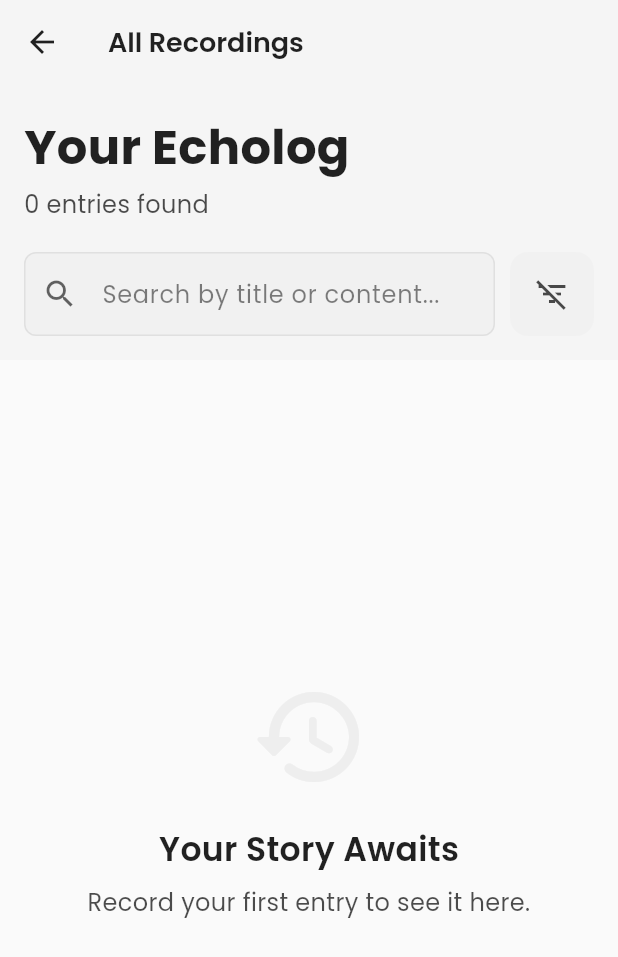
After one commit to AnexDev1/EchoLog, a Flutter app: the screen it shows after launch, after a tap on the "arrow forward ios" icon, on a phone screen of 412 x 824 dp. The commit adds this screen. Shown: the top 957 px of the screen. Run offline on Flutter 3.47's test engine with Material 3 defaults, Android fonts, the phone set to English and light mode, and no system bars; our stand-ins replace file_picker, flutter_colorpicker, flutter_secure_storage, google_fonts, hive, hive_flutter and 3 more; missing offline and left inert: emoji_selector, flutter_sound, home_widget; accounts and stored records are empty.

Commit message:
feat: Add RecordingsListPage and integrate with HomeScreen; update UI components and add delete confirmation dialog

```diff
--- a/lib/home_screen.dart
+++ b/lib/home_screen.dart
@@ -10,6 +10,7 @@ import 'package:echolog/models/filter_state.dart';
 import 'package:echolog/models/recording_entry.dart';
 import 'package:echolog/providers/playback_provider.dart';
 import 'package:echolog/providers/streak_provider.dart';
+import 'package:echolog/recordings_list_page.dart';
 import 'package:echolog/services/password_service.dart';
 import 'package:echolog/services/recording_service.dart';
 import 'package:echolog/settings_screen.dart';
@@ -911,6 +912,8 @@ class _HomeScreenState extends State<HomeScreen> with TickerProviderStateMixin {
     );
     final box = Hive.box<RecordingEntry>(recordingsBoxName);
     await box.put(newEntry.id, newEntry);
+    Provider.of<StreakProvider>(context, listen: false).onNewRecording();
+
     try {
       await updateWidgetWithRecentRecording(recentEntry: newEntry);
     } catch (e) {
@@ -1241,17 +1244,22 @@ class _HomeScreenState extends State<HomeScreen> with TickerProviderStateMixin {
                             _resetGreetingToDynamic();
                           }
                         },
+                        child: SizedBox(
+                          height: 72,
                           child: FadeTransition(
                             opacity: _greetingFadeAnim,
                             child: Center(
                               child: Text(
-                              _currentGreeting ?? _cachedDynamicGreeting ?? '',
+                                _currentGreeting ??
+                                    _cachedDynamicGreeting ??
+                                    '',
                                 // Use the greeting from DynamicGreetingService
                                 textAlign: TextAlign.center,
                                 style: GoogleFonts.poppins(
                                   fontSize: 26,
                                   fontWeight: FontWeight.w600,
                                   color: theme.colorScheme.onBackground,
+                                ),
                               ),
                             ),
                           ),
@@ -1291,7 +1299,7 @@ class _HomeScreenState extends State<HomeScreen> with TickerProviderStateMixin {
                         mainAxisAlignment: MainAxisAlignment.spaceBetween,
                         children: [
                           Text(
-                            'Your Recordings',
+                            'Recent Recordings',
                             style: GoogleFonts.poppins(
                               fontSize: 20,
                               fontWeight: FontWeight.w600,
@@ -1300,29 +1308,52 @@ class _HomeScreenState extends State<HomeScreen> with TickerProviderStateMixin {
                           ),
                           IconButton(
                             icon: Icon(
-                              _currentFilters.isAnyFilterActive
-                                  ? Icons.filter_alt_rounded
-                                  : Icons.filter_alt_off_outlined,
-                              color: _currentFilters.isAnyFilterActive
-                                  ? theme.colorScheme.primary
-                                  : theme.colorScheme.onBackground.withOpacity(
-                                      0.7,
+                              Icons.arrow_forward_ios_rounded,
+                              color: theme.colorScheme.primary,
+                            ),
+                            tooltip: 'View All Recordings',
+                            onPressed: () {
+                              Navigator.of(context).push(
+                                MaterialPageRoute(
+                                  builder: (_) => RecordingsListPage(
+                                    onTranscribe: _transcribeWithLemonFox,
+                                    onShare: _showShareOptionsDialog,
+                                    onMoveToVault: _moveToVault,
+                                    onTogglePlay: _togglePlayRecordingItem,
+                                    onDismissRecording: _handleDismissRecording,
+                                    currentlyPlayingFileId:
+                                        _currentlyPlayingFileId,
+                                    currentPlaybackProgress:
+                                        _currentPlaybackProgress,
+                                    currentTotalDuration: _currentTotalDuration,
+                                    onSeekRequest: _handleSeek,
                                   ),
                                 ),
-                            tooltip: 'Filter Recordings',
-                            onPressed: () =>
-                                _showAdvancedFilterSheet(allDisplayCategories),
+                              );
+                            },
                           ),
                         ],
                       ),
                     ),
                     const SizedBox(height: 5), // Adjusted from 15
                     Expanded(
-                      child: RecordingsListView(
+                      child: ValueListenableBuilder<Box<RecordingEntry>>(
+                        valueListenable: Hive.box<RecordingEntry>(
+                          recordingsBoxName,
+                        ).listenable(),
+                        builder: (context, box, _) {
+                          final allRecordings = box.values.toList()
+                            ..sort(
+                              (a, b) =>
+                                  b.dateRecorded.compareTo(a.dateRecorded),
+                            );
+                          final recentRecordings = allRecordings
+                              .take(2)
+                              .toList();
+                          return RecordingsListView(
                             onTranscribe: _transcribeWithLemonFox,
                             onShare: _showShareOptionsDialog,
                             onMoveToVault: _moveToVault,
-                        // onViewTranscription is not implemented in this snippet, add if needed
                             recordingsBoxListenable: Hive.box<RecordingEntry>(
                               recordingsBoxName,
                             ).listenable(),
@@ -1330,11 +1361,12 @@ class _HomeScreenState extends State<HomeScreen> with TickerProviderStateMixin {
                             onTogglePlay: _togglePlayRecordingItem,
                             onDismissRecording: _handleDismissRecording,
                             currentlyPlayingFileId: _currentlyPlayingFileId,
-                        // Pass progress and seek handler for mini waveforms in cards
                             currentPlaybackProgress: _currentPlaybackProgress,
                             currentTotalDuration: _currentTotalDuration,
                             onSeekRequest: _handleSeek,
-                        // Reuse the same seek handler
+                            showOnlyRecent: true,
+                          );
+                        },
                       ),
                     ),
                   ],
--- /dev/null
+++ b/lib/recordings_list_page.dart
@@ -0,0 +1,408 @@
+import 'package:echolog/hive_box_names.dart';
+import 'package:echolog/models/custom_category.dart';
+import 'package:echolog/models/filter_state.dart';
+import 'package:echolog/models/recording_entry.dart';
+import 'package:echolog/widgets/filter_bottom_sheet_widget.dart';
+import 'package:echolog/widgets/recording_card.dart';
+import 'package:flutter/material.dart';
+import 'package:google_fonts/google_fonts.dart';
+import 'package:hive_flutter/hive_flutter.dart';
+import 'package:intl/intl.dart';
+
+class RecordingsListPage extends StatefulWidget {
+  final void Function(RecordingEntry) onTranscribe;
+  final void Function(RecordingEntry) onShare;
+  final void Function(RecordingEntry) onMoveToVault;
+  final void Function(RecordingEntry, List<RecordingEntry>) onTogglePlay;
+  final void Function(RecordingEntry) onDismissRecording;
+  final String? currentlyPlayingFileId;
+  final Duration currentPlaybackProgress;
+  final Duration currentTotalDuration;
+  final void Function(double) onSeekRequest;
+
+  const RecordingsListPage({
+    super.key,
+    required this.onTranscribe,
+    required this.onShare,
+    required this.onMoveToVault,
+    required this.onTogglePlay,
+    required this.onDismissRecording,
+    required this.currentlyPlayingFileId,
+    required this.currentPlaybackProgress,
+    required this.currentTotalDuration,
+    required this.onSeekRequest,
+  });
+
+  @override
+  State<RecordingsListPage> createState() => _RecordingsListPageState();
+}
+
+class _RecordingsListPageState extends State<RecordingsListPage> {
+  FilterState _currentFilters = FilterState();
+  final TextEditingController _searchController = TextEditingController();
+
+  @override
+  void initState() {
+    super.initState();
+    _searchController.addListener(() {
+      if (_searchController.text != _currentFilters.searchNameQuery) {
+        setState(() {
+          _currentFilters = _currentFilters.copyWith(
+            searchNameQuery: _searchController.text,
+          );
+        });
+      }
+    });
+  }
+
+  @override
+  void dispose() {
+    _searchController.dispose();
+    super.dispose();
+  }
+
+  void _showAdvancedFilterSheet(
+    List<Map<String, dynamic>> allCategoriesForFilter,
+  ) {
+    showModalBottomSheet(
+      context: context,
+      isScrollControlled: true,
+      backgroundColor: Theme.of(context).colorScheme.surface,
+      shape: const RoundedRectangleBorder(
+        borderRadius: BorderRadius.vertical(top: Radius.circular(20)),
+      ),
+      builder: (context) => FilterBottomSheetWidget(
+        initialFilters: _currentFilters,
+        categories: allCategoriesForFilter,
+        onApplyFilters: (updatedFilters) {
+          setState(() {
+            _currentFilters = updatedFilters;
+            final currentSearch = _currentFilters.searchNameQuery ?? '';
+            if (_searchController.text != currentSearch) {
+              _searchController.text = currentSearch;
+            }
+          });
+        },
+      ),
+    );
+  }
+
+  List<Map<String, dynamic>> _getAllCategories(
+    Box<CustomCategory> customCategoryBox,
+  ) {
+    final predefinedCategories = [
+      {
+        'name': 'Vent',
+        'emoji': '😤',
+        'color': Colors.red.shade300,
+        'iconColor': Colors.red.shade100,
+        'isCustom': false,
+        'id': 'Vent',
+      },
+      {
+        'name': 'Random Talk',
+        'emoji': '💬',
+        'color': Colors.blue.shade300,
+        'iconColor': Colors.blue.shade100,
+        'isCustom': false,
+        'id': 'Random Talk',
+      },
+      {
+        'name': 'Brainstorm',
+        'emoji': '💡',
+        'color': Colors.green.shade300,
+        'iconColor': Colors.green.shade100,
+        'isCustom': false,
+        'id': 'Brainstorm',
+      },
+      {
+        'name': 'Gratitude',
+        'emoji': '🙏',
+        'color': Colors.orange.shade300,
+        'iconColor': Colors.orange.shade100,
+        'isCustom': false,
+        'id': 'Gratitude',
+      },
+    ];
+    final customCategories = customCategoryBox.values
+        .map((c) => c.toMap())
+        .toList();
+    return [...predefinedCategories, ...customCategories];
+  }
+
+  List<RecordingEntry> _getFilteredRecordings(Box<RecordingEntry> box) {
+    var recordings = box.values.toList();
+    if (_currentFilters.isAnyFilterActive) {
+      if (_currentFilters.moodName != null &&
+          _currentFilters.moodName!.isNotEmpty) {
+        recordings = recordings
+            .where((r) => r.moodName == _currentFilters.moodName)
+            .toList();
+      }
+      if (_currentFilters.dateRecordedRange != null) {
+        final startDate = _currentFilters.dateRecordedRange!.start;
+        final inclusiveEndDate = _currentFilters.dateRecordedRange!.end.add(
+          const Duration(days: 1),
+        );
+        recordings = recordings.where((r) {
+          final recordDate = r.dateRecorded;
+          return !recordDate.isBefore(startDate) &&
+              recordDate.isBefore(inclusiveEndDate);
+        }).toList();
+      }
+      if (_currentFilters.searchNameQuery != null &&
+          _currentFilters.searchNameQuery!.trim().isNotEmpty) {
+        final query = _currentFilters.searchNameQuery!.toLowerCase().trim();
+        recordings = recordings.where((r) {
+          return r.displayName.toLowerCase().contains(query) ||
+              (r.transcription?.toLowerCase().contains(query) ?? false) ||
+              (r.summaryPreview?.toLowerCase().contains(query) ?? false);
+        }).toList();
+      }
+    }
+    recordings.sort((a, b) => b.dateRecorded.compareTo(a.dateRecorded));
+    return recordings;
+  }
+
+  @override
+  Widget build(BuildContext context) {
+    return Scaffold(
+      body: ValueListenableBuilder<Box<RecordingEntry>>(
+        valueListenable: Hive.box<RecordingEntry>(
+          HiveBoxNames.recordingsBoxName,
+        ).listenable(),
+        builder: (context, box, _) {
+          final recordings = _getFilteredRecordings(box);
+          return CustomScrollView(
+            slivers: [
+              _buildDynamicAppBar(context, recordings.length),
+              if (recordings.isEmpty)
+                SliverFillRemaining(
+                  hasScrollBody: false,
+                  child: _buildEmptyState(context),
+                )
+              else
+                _buildGroupedList(recordings),
+            ],
+          );
+        },
+      ),
+    );
+  }
+
+  Widget _buildDynamicAppBar(BuildContext context, int count) {
+    final theme = Theme.of(context);
+    return SliverAppBar(
+      pinned: true,
+      floating: true,
+      expandedHeight: 240.0,
+      backgroundColor: theme.colorScheme.surface,
+      foregroundColor: theme.colorScheme.onSurface,
+      elevation: 0.5,
+      // This is the title that appears when the app bar is collapsed
+      title: Text(
+        'All Recordings', // <-- CORRECTED TEXT
+        style: GoogleFonts.poppins(fontWeight: FontWeight.w600, fontSize: 18),
+      ),
+      flexibleSpace: FlexibleSpaceBar(
+        background: _buildHeader(context, count),
+        collapseMode: CollapseMode.pin,
+      ),
+    );
+  }
+
+  Widget _buildHeader(BuildContext context, int count) {
+    final theme = Theme.of(context);
+    return SafeArea(
+      child: Padding(
+        padding: const EdgeInsets.fromLTRB(16, 0, 16, 0),
+        child: Column(
+          mainAxisAlignment: MainAxisAlignment.end,
+          crossAxisAlignment: CrossAxisAlignment.start,
+          children: [
+            Text(
+              'Your Echolog',
+              style: GoogleFonts.poppins(
+                fontSize: 32,
+                fontWeight: FontWeight.bold,
+                color: theme.colorScheme.onSurface,
+              ),
+            ),
+            const SizedBox(height: 4),
+            Text(
+              '$count ${count == 1 ? "entry" : "entries"} found',
+              style: GoogleFonts.poppins(
+                fontSize: 16,
+                color: theme.colorScheme.onSurface.withOpacity(0.7),
+              ),
+            ),
+            const SizedBox(height: 20),
+            Row(
+              children: [
+                Expanded(
+                  child: TextField(
+                    controller: _searchController,
+                    decoration: InputDecoration(
+                      hintText: 'Search by title or content...',
+                      prefixIcon: Icon(Icons.search, color: theme.hintColor),
+                      filled: true,
+                      fillColor: theme.colorScheme.surfaceVariant.withOpacity(
+                        0.5,
+                      ),
+                      border: OutlineInputBorder(
+                        borderRadius: BorderRadius.circular(12),
+                        borderSide: BorderSide.none,
+                      ),
+                    ),
+                  ),
+                ),
+                const SizedBox(width: 10),
+                IconButton(
+                  icon: Icon(
+                    _currentFilters.isAnyFilterActive
+                        ? Icons.filter_list_rounded
+                        : Icons.filter_list_off_outlined,
+                    color: _currentFilters.isAnyFilterActive
+                        ? theme.colorScheme.primary
+                        : theme.colorScheme.onSurface.withOpacity(0.7),
+                  ),
+                  onPressed: () {
+                    final customCategoryBox = Hive.box<CustomCategory>(
+                      HiveBoxNames.customCategoriesBoxName,
+                    );
+                    _showAdvancedFilterSheet(
+                      _getAllCategories(customCategoryBox),
+                    );
+                  },
+                  style: IconButton.styleFrom(
+                    backgroundColor: theme.colorScheme.surfaceVariant
+                        .withOpacity(0.5),
+                    shape: RoundedRectangleBorder(
+                      borderRadius: BorderRadius.circular(12),
+                    ),
+                    padding: const EdgeInsets.all(16),
+                  ),
+                ),
+              ],
+            ),
+            const SizedBox(height: 16), // Padding at the bottom
+          ],
+        ),
+      ),
+    );
+  }
+
+  Widget _buildEmptyState(BuildContext context) {
+    final theme = Theme.of(context);
+    return Center(
+      child: Column(
+        mainAxisAlignment: MainAxisAlignment.center,
+        children: [
+          Icon(
+            _currentFilters.isAnyFilterActive
+                ? Icons.search_off_rounded
+                : Icons.history_rounded,
+            size: 80,
+            color: theme.colorScheme.surfaceVariant,
+          ),
+          const SizedBox(height: 20),
+          Text(
+            _currentFilters.isAnyFilterActive
+                ? 'No Matches Found'
+                : 'Your Story Awaits',
+            style: GoogleFonts.poppins(
+              fontSize: 22,
+              fontWeight: FontWeight.w600,
+              color: theme.colorScheme.onSurface,
+            ),
+          ),
+          const SizedBox(height: 8),
+          Text(
+            _currentFilters.isAnyFilterActive
+                ? 'Try adjusting your search or filters.'
+                : 'Record your first entry to see it here.',
+            textAlign: TextAlign.center,
+            style: GoogleFonts.poppins(
+              fontSize: 16,
+              color: theme.colorScheme.onSurface.withOpacity(0.7),
+            ),
+          ),
+        ],
+      ),
+    );
+  }
+
+  Widget _buildGroupedList(List<RecordingEntry> recordings) {
+    Map<String, List<RecordingEntry>> grouped = {};
+    for (var entry in recordings) {
+      String header = _formatDateHeader(entry.dateRecorded);
+      if (grouped[header] == null) {
+        grouped[header] = [];
+      }
+      grouped[header]!.add(entry);
+    }
+
+    return SliverList(
+      delegate: SliverChildBuilderDelegate((context, index) {
+        String header = grouped.keys.elementAt(index);
+        List<RecordingEntry> groupItems = grouped[header]!;
+        return Column(
+          crossAxisAlignment: CrossAxisAlignment.start,
+          children: [
+            Padding(
+              padding: const EdgeInsets.fromLTRB(20.0, 16.0, 20.0, 8.0),
+              child: Text(
+                header,
+                style: GoogleFonts.poppins(
+                  fontWeight: FontWeight.w600,
+                  fontSize: 16,
+                  color: Theme.of(context).colorScheme.primary,
+                ),
+              ),
+            ),
+            ...groupItems.map((entry) {
+              final isSelectedForPlayback =
+                  widget.currentlyPlayingFileId == entry.id;
+              double progress = 0.0;
+              if (isSelectedForPlayback &&
+                  widget.currentTotalDuration.inMilliseconds > 0) {
+                progress =
+                    (widget.currentPlaybackProgress.inMilliseconds /
+                            widget.currentTotalDuration.inMilliseconds)
+                        .clamp(0.0, 1.0);
+              }
+              return Padding(
+                padding: const EdgeInsets.fromLTRB(16, 0, 16, 8),
+                child: RecordingCard(
+                  key: ValueKey('card_${entry.id}_${isSelectedForPlayback}'),
+                  recording: entry,
+                  isPlaying: isSelectedForPlayback && entry.isPlaying,
+                  onPlayToggle: () => widget.onTogglePlay(entry, recordings),
+                  onShare: () => widget.onShare(entry),
+                  onTranscribe: () => widget.onTranscribe(entry),
+                  onMoveToVault: () => widget.onMoveToVault(entry),
+                  onDelete: () => widget.onDismissRecording(entry),
+                  playbackProgressPercent: progress,
+                  onSeekRequest: isSelectedForPlayback
+                      ? widget.onSeekRequest
+                      : null,
+                ),
+              );
+            }).toList(),
+          ],
+        );
+      }, childCount: grouped.length),
+    );
+  }
+
+  String _formatDateHeader(DateTime date) {
+    final now = DateTime.now();
+    final today = DateTime(now.year, now.month, now.day);
+    final yesterday = today.subtract(const Duration(days: 1));
+    final dateToCompare = DateTime(date.year, date.month, date.day);
+
+    if (dateToCompare == today) return 'Today';
+    if (dateToCompare == yesterday) return 'Yesterday';
+    return DateFormat.yMMMMd().format(date);
+  }
+}
--- a/lib/widgets/original_category_tag.dart
+++ b/lib/widgets/original_category_tag.dart
@@ -180,7 +180,7 @@ class _OriginalCategoryTagState extends State<OriginalCategoryTag>
                 widget.name,
                 textAlign: TextAlign.center,
                 style: GoogleFonts.poppins(
-                  color: widget.contentColor,
+                  color: Colors.white,
                   fontWeight: widget.isSelected
                       ? FontWeight.bold
                       : FontWeight.w500,
--- a/pubspec.yaml
+++ b/pubspec.yaml
@@ -28,6 +28,7 @@ dependencies:
   home_widget: ^0.8.0
   file_picker: ^10.2.0
   archive: ^4.0.7
+  sticky_grouped_list: ^3.1.0
 
 
 dev_dependencies:
```
Also changed, not shown: lib/widgets/recording_card.dart (+64 -7 lines), lib/widgets/recordings_list_view.dart (+9 -45 lines), assets/gif/recording.gif (added), pubspec.lock. Lines whose indentation alone changed are shown as unchanged.
